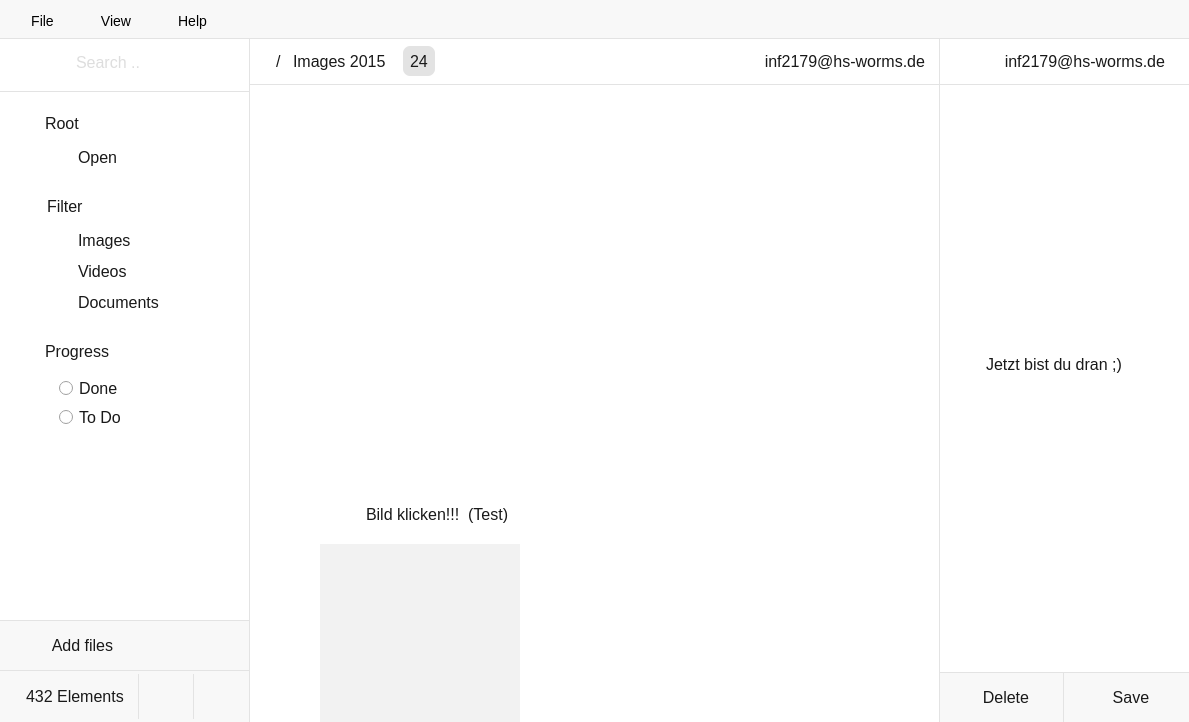
Old version of the form src/gui/mainwindow.ui in the repository Gitnoter/vemoria2.
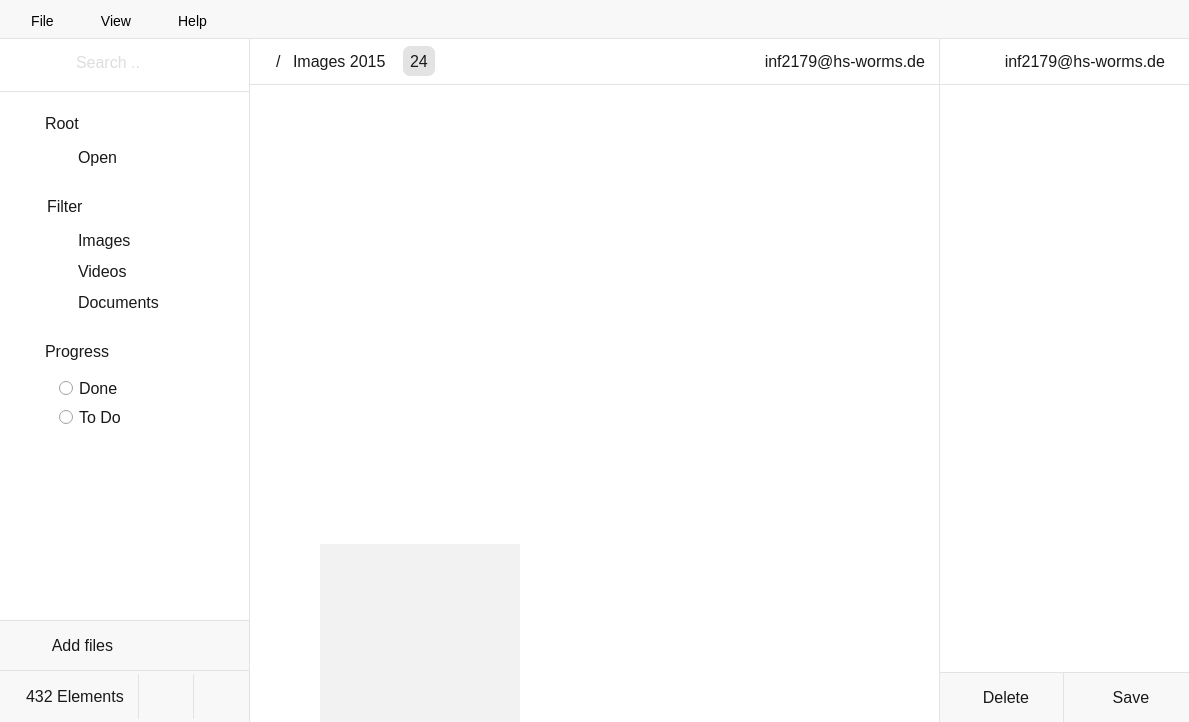
New version of the form. Icons and pictures are not drawn.

Diff of the .ui file:
```diff
--- a/src/gui/mainwindow.ui
+++ b/src/gui/mainwindow.ui
@@ -1141,6 +1141,16 @@
          <property name="spacing">
           <number>0</number>
          </property>
+         <item row="1" column="0">
+          <widget class="QLabel" name="label_11">
+           <property name="text">
+            <string/>
+           </property>
+           <property name="pixmap">
+            <pixmap>:/new/prefix1/vemoria.png</pixmap>
+           </property>
+          </widget>
+         </item>
          <item row="0" column="0" alignment="Qt::AlignTop">
           <widget class="QWidget" name="horizontalWidget" native="true">
            <property name="sizePolicy">
@@ -1429,29 +1439,6 @@
              </size>
             </property>
            </widget>
-           <widget class="QLabel" name="label_9">
-            <property name="geometry">
-             <rect>
-              <x>116</x>
-              <y>10</y>
-              <width>181</width>
-              <height>20</height>
-             </rect>
-            </property>
-            <property name="text">
-             <string>Bild klicken!!!  (Test)</string>
-            </property>
-           </widget>
-          </widget>
-         </item>
-         <item row="1" column="0">
-          <widget class="QLabel" name="label_11">
-           <property name="text">
-            <string/>
-           </property>
-           <property name="pixmap">
-            <pixmap resource="resource.qrc">:/new/prefix1/vemoria.png</pixmap>
-           </property>
           </widget>
          </item>
         </layout>
@@ -1644,19 +1631,6 @@
              </layout>
             </widget>
            </item>
-           <item alignment="Qt::AlignHCenter|Qt::AlignTop">
-            <widget class="QLabel" name="label_10">
-             <property name="sizePolicy">
-              <sizepolicy hsizetype="Maximum" vsizetype="Maximum">
-               <horstretch>0</horstretch>
-               <verstretch>0</verstretch>
-              </sizepolicy>
-             </property>
-             <property name="text">
-              <string>Jetzt bist du dran ;)</string>
-             </property>
-            </widget>
-           </item>
            <item>
             <widget class="QWidget" name="gridDetailBottomWidget" native="true">
              <property name="sizePolicy">
@@ -1734,10 +1708,6 @@
                   <property name="text">
                    <string>  Delete</string>
                   </property>
-                  <property name="icon">
-                   <iconset>
-                    <normaloff>../../../pic/trash.png</normaloff>../../../pic/trash.png</iconset>
-                  </property>
                   <property name="iconSize">
                    <size>
                     <width>18</width>
```
Left out of the diff: 4 changed lines with no effect on the pictures.
